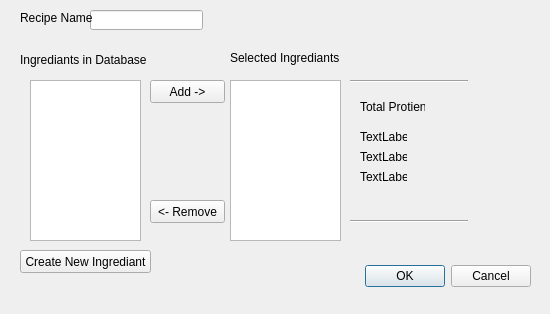
This is mealplanner/createrecipewindow.ui in escobaros-dos/mealplanner as Qt 5 draws it before an edit. The edited form follows.
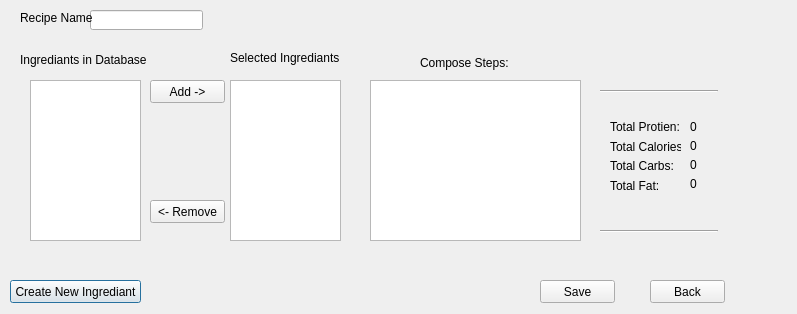
This is the edited form.

Commit message: added in a label in the create ingredients window that says if the ingredient was added succesfully or not. also it clears the fields when entered....the back button works too.

```diff
--- a/mealplanner/createrecipewindow.ui
+++ b/mealplanner/createrecipewindow.ui
@@ -6,34 +6,18 @@
    <rect>
     <x>0</x>
     <y>0</y>
-    <width>550</width>
+    <width>797</width>
     <height>314</height>
    </rect>
   </property>
   <property name="windowTitle">
    <string>Dialog</string>
   </property>
-  <widget class="QDialogButtonBox" name="buttonBox">
-   <property name="geometry">
-    <rect>
-     <x>190</x>
-     <y>260</y>
-     <width>341</width>
-     <height>32</height>
-    </rect>
-   </property>
-   <property name="orientation">
-    <enum>Qt::Horizontal</enum>
-   </property>
-   <property name="standardButtons">
-    <set>QDialogButtonBox::Cancel|QDialogButtonBox::Ok</set>
-   </property>
-  </widget>
   <widget class="QPushButton" name="CreateIngridientButton">
    <property name="geometry">
     <rect>
-     <x>20</x>
-     <y>250</y>
+     <x>10</x>
+     <y>280</y>
      <width>131</width>
      <height>23</height>
     </rect>
@@ -117,50 +101,11 @@
     <string>&lt;- Remove</string>
    </property>
   </widget>
-  <widget class="QLabel" name="label_9">
-   <property name="geometry">
-    <rect>
-     <x>360</x>
-     <y>170</y>
-     <width>47</width>
-     <height>13</height>
-    </rect>
-   </property>
-   <property name="text">
-    <string>TextLabel</string>
-   </property>
-  </widget>
-  <widget class="QLabel" name="label_8">
-   <property name="geometry">
-    <rect>
-     <x>360</x>
-     <y>150</y>
-     <width>47</width>
-     <height>13</height>
-    </rect>
-   </property>
-   <property name="text">
-    <string>TextLabel</string>
-   </property>
-  </widget>
-  <widget class="QLabel" name="label_7">
-   <property name="geometry">
-    <rect>
-     <x>360</x>
-     <y>130</y>
-     <width>47</width>
-     <height>13</height>
-    </rect>
-   </property>
-   <property name="text">
-    <string>TextLabel</string>
-   </property>
-  </widget>
   <widget class="Line" name="line_2">
    <property name="geometry">
     <rect>
-     <x>350</x>
-     <y>220</y>
+     <x>600</x>
+     <y>230</y>
      <width>118</width>
      <height>3</height>
     </rect>
@@ -169,24 +114,11 @@
     <enum>Qt::Horizontal</enum>
    </property>
   </widget>
-  <widget class="QLabel" name="label_6">
-   <property name="geometry">
-    <rect>
-     <x>360</x>
-     <y>100</y>
-     <width>65</width>
-     <height>13</height>
-    </rect>
-   </property>
-   <property name="text">
-    <string>Total Protien:</string>
-   </property>
-  </widget>
   <widget class="Line" name="line">
    <property name="geometry">
     <rect>
-     <x>350</x>
-     <y>80</y>
+     <x>600</x>
+     <y>90</y>
      <width>118</width>
      <height>3</height>
     </rect>
@@ -215,6 +147,147 @@
     </rect>
    </property>
   </widget>
+  <widget class="QPushButton" name="RecipeSaveToDbButton">
+   <property name="geometry">
+    <rect>
+     <x>540</x>
+     <y>280</y>
+     <width>75</width>
+     <height>23</height>
+    </rect>
+   </property>
+   <property name="text">
+    <string>Save</string>
+   </property>
+  </widget>
+  <widget class="QPushButton" name="RecipeBackButton">
+   <property name="geometry">
+    <rect>
+     <x>650</x>
+     <y>280</y>
+     <width>75</width>
+     <height>23</height>
+    </rect>
+   </property>
+   <property name="text">
+    <string>Back</string>
+   </property>
+  </widget>
+  <widget class="QPlainTextEdit" name="StepsEdit">
+   <property name="geometry">
+    <rect>
+     <x>370</x>
+     <y>80</y>
+     <width>211</width>
+     <height>161</height>
+    </rect>
+   </property>
+  </widget>
+  <widget class="QLabel" name="label_4">
+   <property name="geometry">
+    <rect>
+     <x>420</x>
+     <y>53</y>
+     <width>91</width>
+     <height>20</height>
+    </rect>
+   </property>
+   <property name="text">
+    <string>Compose Steps:</string>
+   </property>
+  </widget>
+  <widget class="QLabel" name="FatLabel_2">
+   <property name="geometry">
+    <rect>
+     <x>690</x>
+     <y>158</y>
+     <width>69</width>
+     <height>13</height>
+    </rect>
+   </property>
+   <property name="text">
+    <string>0</string>
+   </property>
+  </widget>
+  <widget class="QLabel" name="CarbLabel_2">
+   <property name="geometry">
+    <rect>
+     <x>690</x>
+     <y>177</y>
+     <width>69</width>
+     <height>13</height>
+    </rect>
+   </property>
+   <property name="text">
+    <string>0</string>
+   </property>
+  </widget>
+  <widget class="QLabel" name="CalorieLabel_2">
+   <property name="geometry">
+    <rect>
+     <x>690</x>
+     <y>139</y>
+     <width>69</width>
+     <height>13</height>
+    </rect>
+   </property>
+   <property name="text">
+    <string>0</string>
+   </property>
+  </widget>
+  <widget class="QLabel" name="ProtienLabel_2">
+   <property name="geometry">
+    <rect>
+     <x>690</x>
+     <y>120</y>
+     <width>69</width>
+     <height>13</height>
+    </rect>
+   </property>
+   <property name="text">
+    <string>0</string>
+   </property>
+  </widget>
+  <widget class="QWidget" name="">
+   <property name="geometry">
+    <rect>
+     <x>610</x>
+     <y>120</y>
+     <width>71</width>
+     <height>72</height>
+    </rect>
+   </property>
+   <layout class="QVBoxLayout" name="verticalLayout">
+    <item>
+     <widget class="QLabel" name="ProtienLabel">
+      <property name="text">
+       <string>Total Protien:</string>
+      </property>
+     </widget>
+    </item>
+    <item>
+     <widget class="QLabel" name="CalorieLabel">
+      <property name="text">
+       <string>Total Calories:</string>
+      </property>
+     </widget>
+    </item>
+    <item>
+     <widget class="QLabel" name="FatLabel">
+      <property name="text">
+       <string>Total Carbs:</string>
+      </property>
+     </widget>
+    </item>
+    <item>
+     <widget class="QLabel" name="CarbLabel">
+      <property name="text">
+       <string>Total Fat:</string>
+      </property>
+     </widget>
+    </item>
+   </layout>
+  </widget>
  </widget>
  <resources/>
  <connections>
```
Left out of the diff: 41 changed lines with no effect on the pictures. The commit also changes 13 other files.
